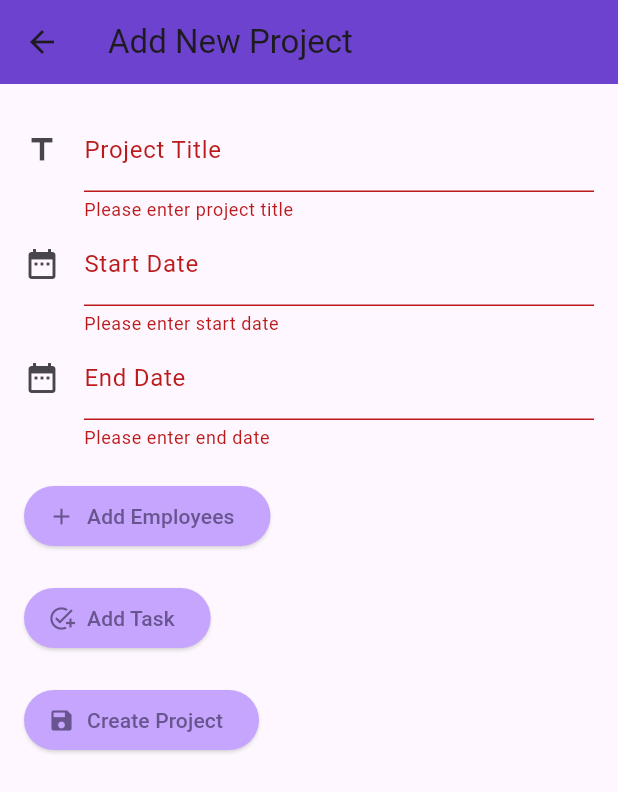
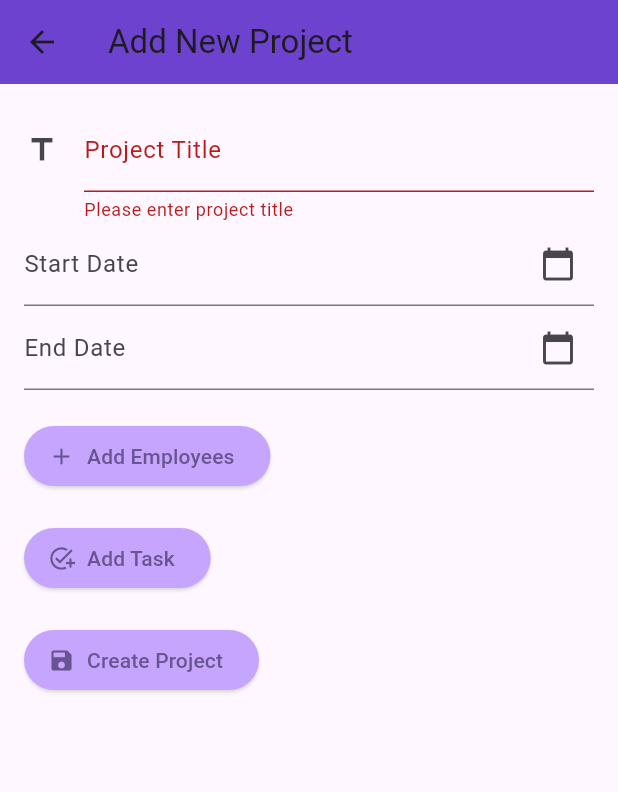
Before and after one commit to oumayma-tray/pfe, a Flutter app: the AddProjectPage screen opened directly, after a tap on "Create Project", on a phone screen of 412 x 824 dp. Shown: the top 792 px of the screen. Run offline on Flutter 3.47's test engine with Material 3 defaults, Android fonts, the phone set to English and light mode, and no system bars; our stand-ins replace audioplayers, camera, email_validator, file_picker, google_fonts, image_picker and 3 more; missing offline and left inert: flutter_sound.

Commit message:
add due date calendar

```diff
--- a/front_end/mobile_app/lib/project management/gestion de projet/addproject.dart
+++ b/front_end/mobile_app/lib/project management/gestion de projet/addproject.dart
@@ -2,6 +2,7 @@ import 'package:flutter/material.dart';
 import 'package:google_fonts/google_fonts.dart';
 import 'package:mobile_app/Employee%20Management/Employees.dart';
 import 'package:mobile_app/project%20management/gestion%20de%20projet/listeProjet.dart';
+import 'package:intl/intl.dart';
 
 class AddProjectPage extends StatefulWidget {
   @override
@@ -10,11 +11,13 @@ class AddProjectPage extends StatefulWidget {
 
 class _AddProjectPageState extends State<AddProjectPage> {
   final _formKey = GlobalKey<FormState>();
-  String? _title, _startDate, _endDate;
+  String? _title;
+  DateTime? _startDate, _endDate;
   List<Employee> employees = getMockEmployees();
   List<Employee> _selectedEmployees = [];
   Employee? _selectedEmployee;
-
+  TextEditingController _startDateController = TextEditingController();
+  TextEditingController _endDateController = TextEditingController();
   final TextEditingController _taskNameController = TextEditingController();
   final TextEditingController _taskDueDateController = TextEditingController();
   List<Task> _tasks = [];
@@ -43,22 +46,20 @@ class _AddProjectPageState extends State<AddProjectPage> {
                 onSaved: (value) => _title = value,
               ),
               TextFormField(
+                controller: _startDateController,
                 decoration: InputDecoration(
-                  labelText: 'Start Date',
-                  icon: Icon(Icons.date_range),
-                ),
-                validator: (value) =>
-                    value!.isEmpty ? 'Please enter start date' : null,
-                onSaved: (value) => _startDate = value,
+                    labelText: 'Start Date',
+                    suffixIcon: Icon(Icons.calendar_today)),
+                readOnly: true,
+                onTap: () => _selectDate(context, true),
               ),
               TextFormField(
+                controller: _endDateController,
                 decoration: InputDecoration(
-                  labelText: 'End Date',
-                  icon: Icon(Icons.date_range),
-                ),
-                validator: (value) =>
-                    value!.isEmpty ? 'Please enter end date' : null,
-                onSaved: (value) => _endDate = value,
+                    labelText: 'End Date',
+                    suffixIcon: Icon(Icons.calendar_today)),
+                readOnly: true,
+                onTap: () => _selectDate(context, false),
               ),
               SizedBox(height: 20),
               ElevatedButton.icon(
@@ -97,26 +98,49 @@ class _AddProjectPageState extends State<AddProjectPage> {
     );
   }
 
+  Future<void> _selectDate(BuildContext context, bool isStart) async {
+    final DateTime? picked = await showDatePicker(
+      context: context,
+      initialDate:
+          isStart ? _startDate ?? DateTime.now() : _endDate ?? DateTime.now(),
+      firstDate: DateTime(2000),
+      lastDate: DateTime(2100),
+    );
+    if (picked != null) {
+      setState(() {
+        if (isStart) {
+          _startDate = picked;
+          _startDateController.text = DateFormat('yyyy-MM-dd').format(picked);
+        } else {
+          _endDate = picked;
+          _endDateController.text = DateFormat('yyyy-MM-dd').format(picked);
+        }
+      });
+    }
+  }
+
   void _submitForm() {
     if (_formKey.currentState!.validate()) {
       _formKey.currentState!.save();
 
-      // Assuming Project constructor correctly handles all fields
       Project newProject = Project(
         title: _title!,
-        startDate: _startDate!,
-        endDate: _endDate!,
-        createdBy: 'Admin', // Placeholder for the creator
+        startDate:
+            _startDate.toString(), // Assuming startDate is a DateTime object
+        endDate: _endDate.toString(), // Assuming endDate is a DateTime object
+        createdBy: 'Admin', // Placeholder, replace with actual user data
         tasks: _tasks,
         employees: _selectedEmployees,
-        assignedEmployees: [], // This should be a part of your Project model
+        assignedEmployees: [], // Depending on your model
       );
 
-      ListeProjet.projects
-          .add(newProject); // Assuming this is your global project list
+      ListeProjet.projects.add(newProject);
 
-      print("Project Added: ${newProject.title}");
-      Navigator.of(context).pop(); // Close the screen after adding the project
+      // Showing a snackbar on successful submission
+      ScaffoldMessenger.of(context)
+          .showSnackBar(SnackBar(content: Text('Project successfully added!')));
+
+      Navigator.pop(context); // Close the screen after adding the project
     }
   }
 
@@ -206,9 +230,29 @@ class _AddProjectPageState extends State<AddProjectPage> {
                   controller: _taskNameController,
                   decoration: InputDecoration(labelText: 'Task Name'),
                 ),
-                TextField(
-                  controller: _taskDueDateController,
-                  decoration: InputDecoration(labelText: 'Due Date'),
+                GestureDetector(
+                  onTap: () async {
+                    final DateTime? picked = await showDatePicker(
+                      context: context,
+                      initialDate: DateTime.now(),
+                      firstDate: DateTime(2000),
+                      lastDate: DateTime(2100),
+                    );
+                    if (picked != null && picked != DateTime.now()) {
+                      _taskDueDateController.text = picked
+                          .toString()
+                          .split(' ')[0]; // Formats the date to YYYY-MM-DD
+                    }
+                  },
+                  child: AbsorbPointer(
+                    child: TextField(
+                      controller: _taskDueDateController,
+                      decoration: InputDecoration(
+                        labelText: 'Due Date',
+                        suffixIcon: Icon(Icons.calendar_today),
+                      ),
+                    ),
+                  ),
                 ),
                 DropdownButton<Employee>(
                   value: _selectedEmployee,
```
